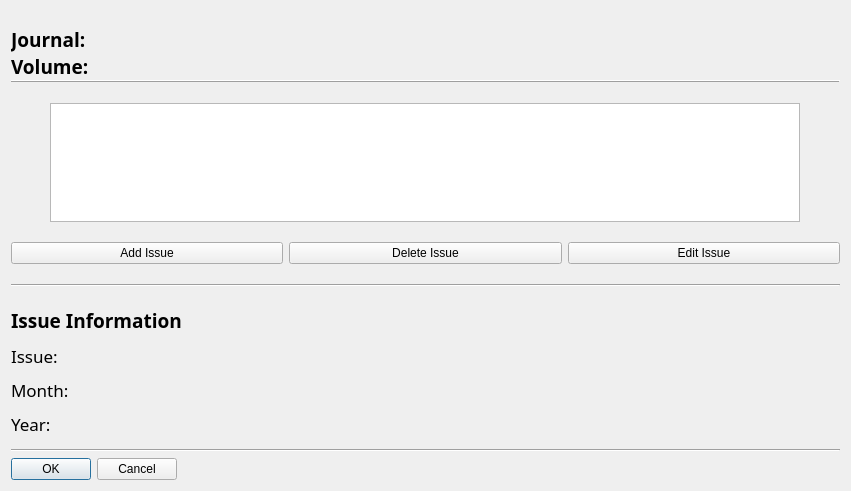
falconofdoom/gui, file viewjournal.ui: the form before one commit.
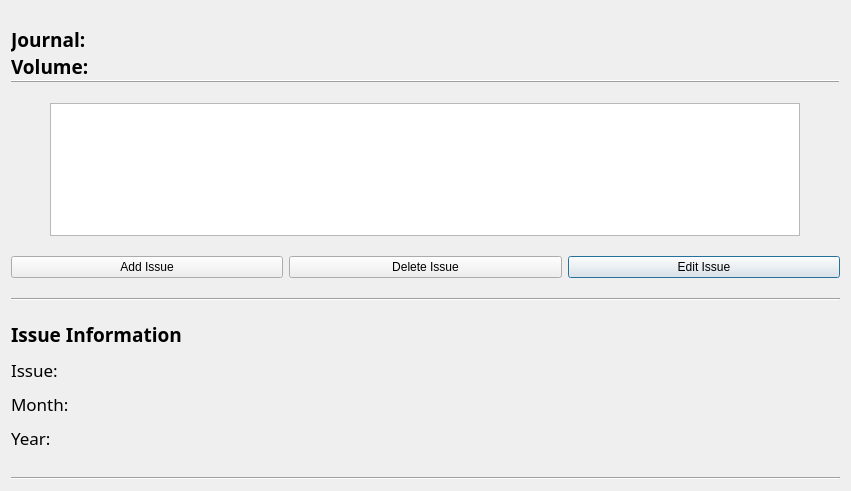
The form after the commit.

What changed in the file:
```diff
--- a/viewjournal.ui
+++ b/viewjournal.ui
@@ -22,28 +22,6 @@
      <property name="sizeConstraint">
       <enum>QLayout::SetMinAndMaxSize</enum>
      </property>
-     <item alignment="Qt::AlignLeft">
-      <widget class="QDialogButtonBox" name="buttonBox">
-       <property name="sizePolicy">
-        <sizepolicy hsizetype="Expanding" vsizetype="Fixed">
-         <horstretch>0</horstretch>
-         <verstretch>0</verstretch>
-        </sizepolicy>
-       </property>
-       <property name="minimumSize">
-        <size>
-         <width>100</width>
-         <height>0</height>
-        </size>
-       </property>
-       <property name="orientation">
-        <enum>Qt::Horizontal</enum>
-       </property>
-       <property name="standardButtons">
-        <set>QDialogButtonBox::Cancel|QDialogButtonBox::Ok</set>
-       </property>
-      </widget>
-     </item>
     </layout>
    </item>
    <item row="1" column="0">
```
Left out of the diff: 35 changed lines with no effect on the pictures.
